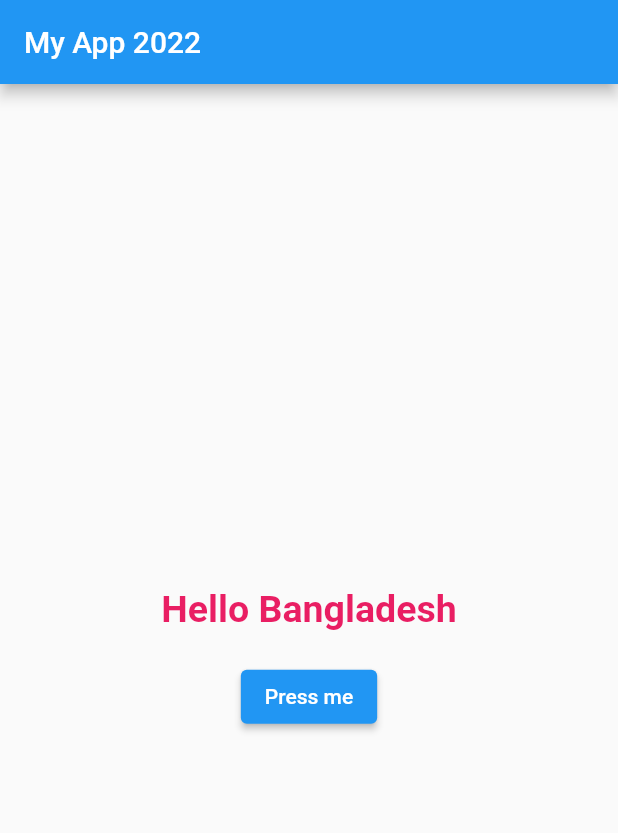
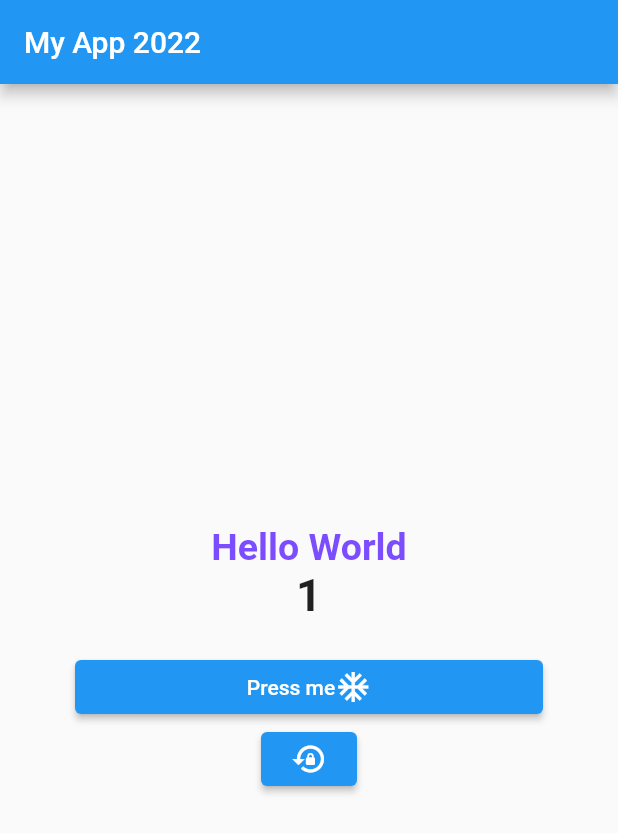
Before and after one commit to ZIT-Flutter/flutter_class_1, a Flutter app: the screen it shows after launch, after a tap on "Press me", on a phone screen of 412 x 824 dp. Shown: the top 833 px of the screen. Run offline on Flutter 3.47's test engine with Material 2 defaults, Android fonts, the phone set to English and light mode, and no system bars.

Commit message:
Hello Bangladesh

```diff
--- a/lib/main.dart
+++ b/lib/main.dart
@@ -5,8 +5,22 @@ void main() {
   runApp(NewApp());
 }
 
-class NewApp extends StatelessWidget {
+class NewApp extends StatefulWidget {
   const NewApp({Key? key}) : super(key: key);
+
+  @override
+  State<NewApp> createState() => _NewAppState();
+}
+
+class _NewAppState extends State<NewApp> {
+
+  String myText = 'Hello new Bangladesh';
+
+  Color myColor = Colors.blue;
+
+  int myNumber = 0;
+
+
 
   @override
   Widget build(BuildContext context) {
@@ -16,28 +30,53 @@ class NewApp extends StatelessWidget {
           title: const Text('My App 2022'),
         ),
         body: Center(
+
+          child: Container(
+            margin: EdgeInsets.all(50),
             child: Column(
               mainAxisAlignment: MainAxisAlignment.center,
               children: [
                 Text(
-                'Hello Bangladesh',
+                  myText,
                   style: TextStyle(
                     fontSize: 25,
                     fontWeight: FontWeight.bold,
-                    color: Colors.pink),
+                    color: myColor,
                   ),
-              // SizedBox(
-              //   height: 20,
-              // ),
+                ),
+
+                Text(myNumber.toString(),
+                  style: TextStyle(fontSize: 30, fontWeight: FontWeight.bold),
+                ),
                 SizedBox(height: 20),
-
                 ElevatedButton(
                   onPressed: () {
-                  print('Button is pressed');
+                    setState(() {
+                      myText = 'Hello World';
+                      myColor = Colors.deepPurpleAccent;
+                      myNumber = myNumber + 1;
+                    });
                   },
-                child: Text('Press me'),
+                  child: Row(
+                    mainAxisAlignment: MainAxisAlignment.center,
+                    children: [
+                      Text('Press me'),
+                      Icon(Icons.ac_unit),
+
+                    ],
                   ),
+                ),
+
+                ElevatedButton(onPressed: (){
+
+                  setState(() {
+                    myText = 'Hello new Bangladesh';
+                    myNumber = 0;
+                  });
+
+                }, child: Icon(Icons.lock_reset)),
               ],
+            ),
           ),
         ),
       ),
```
Lines whose indentation alone changed are shown as unchanged.
